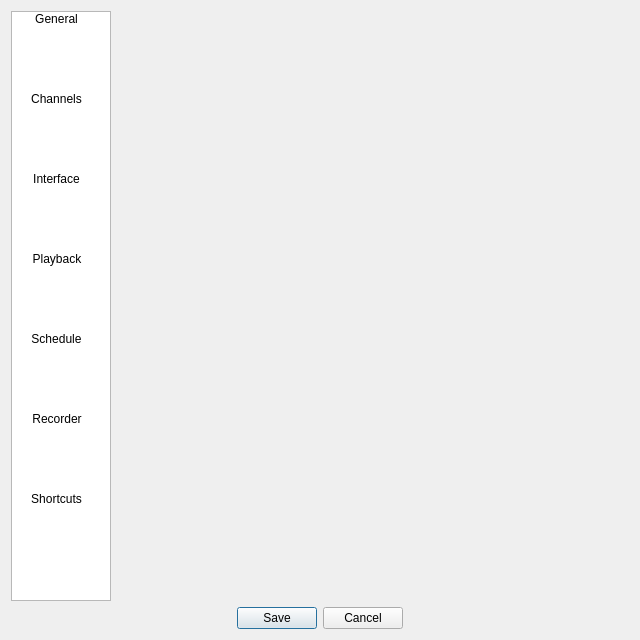
First picture: the form in src/ui/settings/SettingsEdit.ui, repository ntadej/tano, before the edit.
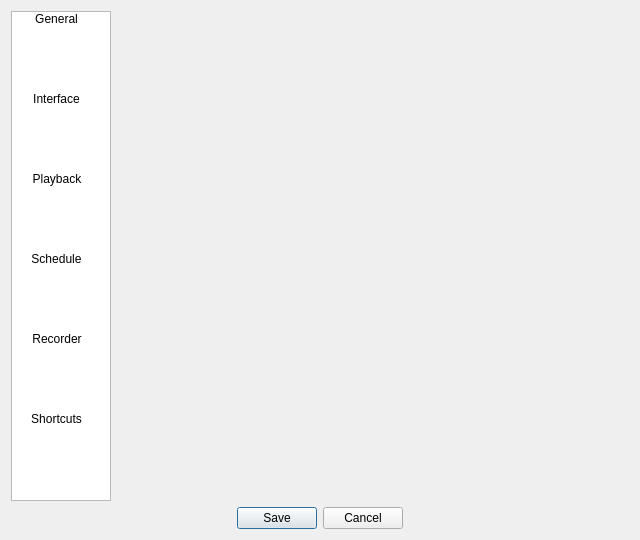
Second picture: the form after the edit. The open tabs and pages were chosen to show the change. Icons and pictures are not drawn. Custom widgets are drawn as their Qt base class.

Patch:
```diff
--- a/src/ui/settings/SettingsEdit.ui
+++ b/src/ui/settings/SettingsEdit.ui
@@ -7,13 +7,13 @@
     <x>0</x>
     <y>0</y>
     <width>640</width>
-    <height>640</height>
+    <height>540</height>
    </rect>
   </property>
   <property name="minimumSize">
    <size>
     <width>640</width>
-    <height>640</height>
+    <height>540</height>
    </size>
   </property>
   <property name="windowTitle">
@@ -86,18 +86,6 @@
         <normaloff>:/icons/48x48/settings.png</normaloff>:/icons/48x48/settings.png</iconset>
       </property>
      </item>
-     <item>
-      <property name="text">
-       <string>Channels</string>
-      </property>
-      <property name="textAlignment">
-       <set>AlignHCenter|AlignVCenter|AlignCenter</set>
-      </property>
-      <property name="icon">
-       <iconset resource="../../../data/icons.qrc">
-        <normaloff>:/icons/48x48/video.png</normaloff>:/icons/48x48/video.png</iconset>
-      </property>
-     </item>
      <item>
       <property name="text">
        <string>Interface</string>
@@ -195,26 +183,6 @@
        </item>
       </layout>
      </widget>
-     <widget class="QWidget" name="pageChannels">
-      <layout class="QVBoxLayout" name="layoutChannels">
-       <item>
-        <widget class="SettingsPlaylist" name="channels" native="true"/>
-       </item>
-       <item>
-        <spacer name="spacerChannels">
-         <property name="orientation">
-          <enum>Qt::Vertical</enum>
-         </property>
-         <property name="sizeHint" stdset="0">
-          <size>
-           <width>20</width>
-           <height>273</height>
-          </size>
-         </property>
-        </spacer>
-       </item>
-      </layout>
-     </widget>
      <widget class="QWidget" name="pageGui">
       <layout class="QVBoxLayout" name="layoutInterface">
        <item>
@@ -307,12 +275,6 @@
   </layout>
  </widget>
  <customwidgets>
-  <customwidget>
-   <class>SettingsPlaylist</class>
-   <extends>QWidget</extends>
-   <header>ui/settings/SettingsPlaylist.h</header>
-   <container>1</container>
-  </customwidget>
   <customwidget>
    <class>SettingsShortcuts</class>
    <extends>QWidget</extends>
```
